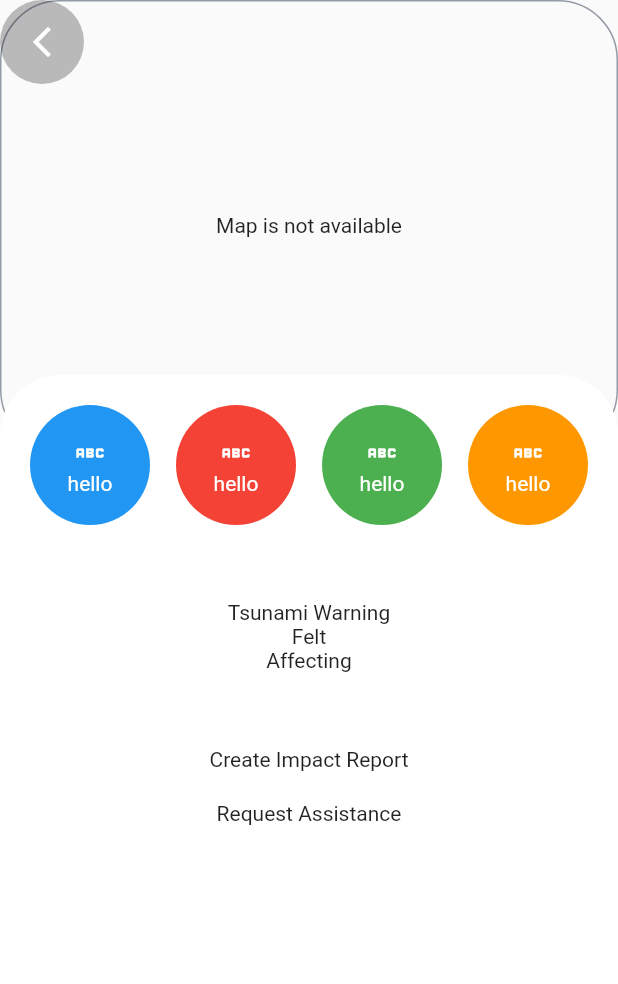
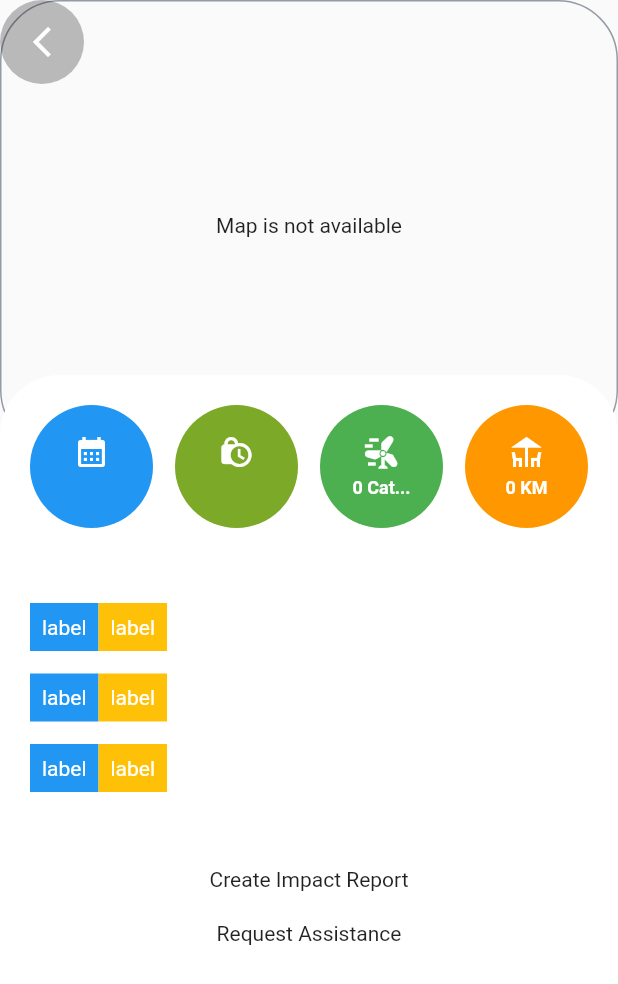
Before and after one commit to SPREP/tms-mobile, a Flutter app: the EventDetailsScreen screen opened directly with empty values, on a phone screen of 412 x 824 dp. Shown: the top 984 px of the screen. Run offline on Flutter 3.47's test engine with Material 2 defaults, Android fonts, the phone set to English and light mode, and no system bars; our stand-ins replace flutter_map, google_fonts, latlong2, shared_preferences, smooth_page_indicator and 2 more; missing offline and left inert: dart:ffi, humanitarian_icons, simple_ripple_animation; accounts and stored records are empty; generated files the repository leaves out were written again.

Commit message:
MAC-48: Code update for the event details page.

```diff
--- a/lib/models/event_model.dart
+++ b/lib/models/event_model.dart
@@ -1,7 +1,28 @@
 import 'dart:ffi';
 
 import 'package:flutter/material.dart';
-import 'package:macres/models/settings_model.dart';
+
+enum EventType {
+  earthquake,
+  cyclone,
+  tornado,
+  volcano,
+  tsunami,
+  flood,
+  fire,
+  bushfile
+}
+
+const eventTypeLabel = {
+  EventType.earthquake: 'Earthquake',
+  EventType.cyclone: 'Cyclone',
+  EventType.tornado: 'Tornado',
+  EventType.volcano: 'Volcano Eruption',
+  EventType.tsunami: 'TSunami',
+  EventType.fire: 'Fire',
+  EventType.flood: 'Flood',
+  EventType.bushfile: 'Bush Fire',
+};
 
 class EventModel {
   final int level;
--- a/lib/models/settings_model.dart
+++ b/lib/models/settings_model.dart
@@ -6,28 +6,6 @@ final formatter = DateFormat.yMd();
 enum Language { en, to }
 
 enum Location { tongatapu, haapai, vavau, niuafoou, niuatoputapu, eua }
-
-enum EventType {
-  earthquake,
-  cyclone,
-  tornado,
-  volcano,
-  tsunami,
-  flood,
-  fire,
-  bushfile
-}
-
-const eventTypeLabel = {
-  EventType.earthquake: 'Earthquake',
-  EventType.cyclone: 'Cyclone',
-  EventType.tornado: 'Tornado',
-  EventType.volcano: 'Volcano Eruption',
-  EventType.tsunami: 'TSunami',
-  EventType.fire: 'Fire',
-  EventType.flood: 'Flood',
-  EventType.bushfile: 'Bush Fire',
-};
 
 const locationLabel = {
   Location.tongatapu: "Tongatapu",
--- a/lib/screens/event_details_screen.dart
+++ b/lib/screens/event_details_screen.dart
@@ -117,49 +117,51 @@ class _EventDetailsScreenState extends State<EventDetailsScreen> {
                   children: [
                     roundContent(
                         const Icon(
-                          Icons.abc,
+                          Icons.calendar_month,
                           color: Colors.white,
                         ),
-                        const Text('hello'),
+                        Text(widget.eventModel.date.toString()),
                         Colors.blue),
                     const Spacer(),
                     roundContent(
                         const Icon(
-                          Icons.abc,
+                          Icons.lock_clock,
                           color: Colors.white,
                         ),
-                        const Text('hello'),
-                        Colors.red),
+                        Text(widget.eventModel.time.toString()),
+                        Color.fromARGB(255, 124, 169, 40)),
                     const Spacer(),
                     roundContent(
                       const Icon(
-                        Icons.abc,
+                        Icons.wind_power,
                         color: Colors.white,
                       ),
-                      const Text('hello'),
+                      Text("${widget.eventModel.category.toString()} Cat..."),
                       Colors.green,
                     ),
                     const Spacer(),
                     roundContent(
                         const Icon(
-                          Icons.abc,
+                          Icons.deck,
                           color: Colors.white,
                         ),
-                        const Text('hello'),
+                        Text("${widget.eventModel.km.toString()} KM"),
                         Colors.orange),
                   ],
                 ),
-                SizedBox(
+                const SizedBox(
                   height: 50,
                 ),
-                Text('Tsunami Warning'),
-                Text('Felt'),
-                Text('Affecting'),
-                SizedBox(
+                styleLabel(Text('Tsunami Warning'), Text('value')),
+                SizedBox(height: 15),
+                styleLabel(Text('Felt'), Text('value')),
+                SizedBox(height: 15),
+                styleLabel(Text('Affecting'), Text('value')),
+                const SizedBox(
                   height: 50,
                 ),
                 Text('Create Impact Report'),
-                SizedBox(
+                const SizedBox(
                   height: 20,
                 ),
                 Text('Request Assistance'),
@@ -171,12 +173,35 @@ class _EventDetailsScreenState extends State<EventDetailsScreen> {
     );
   }
 
+  Widget styleLabel(Text label, Text value) {
+    return Row(
+      children: [
+        Container(
+          padding: const EdgeInsets.all(8),
+          color: Colors.blue,
+          child: const Text(
+            'label',
+            style: TextStyle(color: Colors.white),
+          ),
+        ),
+        Container(
+          padding: const EdgeInsets.all(8),
+          color: Colors.amber,
+          child: const Text(
+            'label',
+            style: TextStyle(color: Colors.white),
+          ),
+        ),
+      ],
+    );
+  }
+
   Widget roundContent(Icon theIcon, Text theLabel, Color theColor) {
     return ClipOval(
       child: DefaultTextStyle.merge(
         child: Container(
-          width: 80,
-          height: 80,
+          width: 82,
+          height: 82,
           color: theColor,
           padding: const EdgeInsets.all(10),
           child: Column(
@@ -184,11 +209,15 @@ class _EventDetailsScreenState extends State<EventDetailsScreen> {
             crossAxisAlignment: CrossAxisAlignment.center,
             children: [
               theIcon,
+              const SizedBox(
+                height: 5,
+              ),
               theLabel,
             ],
           ),
         ),
-        style: const TextStyle(color: Colors.white),
+        style: const TextStyle(
+            color: Colors.white, fontWeight: FontWeight.bold, fontSize: 12),
       ),
     );
   }
--- a/lib/screens/event_screen.dart
+++ b/lib/screens/event_screen.dart
@@ -1,6 +1,5 @@
 import 'package:flutter/material.dart';
 import 'package:macres/models/event_model.dart';
-import 'package:macres/models/settings_model.dart';
 import 'package:macres/widgets/event_widget.dart';
 
 class EventScreen extends StatefulWidget {
@@ -59,6 +58,7 @@ class _EventScreen extends State<EventScreen> {
       'category': 5,
       'lat': -21.178989,
       'lon': -177.198242,
+      'km': 135,
     },
   ];
 
@@ -83,6 +83,7 @@ class _EventScreen extends State<EventScreen> {
                   depth: item['depth'],
                   lat: item['lat'],
                   lon: item['lon'],
+                  km: item['km'],
                 ),
               ),
           ],
--- a/lib/screens/tabs_screen.dart
+++ b/lib/screens/tabs_screen.dart
@@ -51,15 +51,18 @@ class _TabsScreenState extends State<TabsScreen> {
     }
 
     return Container(
-      decoration: const BoxDecoration(
+      decoration: _selectedPageIndex == 0
+          ? const BoxDecoration(
               image: DecorationImage(
                 image: AssetImage('assets/images/sunny_day.jpg'),
                 fit: BoxFit.cover,
               ),
-      ),
-      child: DefaultTabController(
-        length: 3,
+            )
+          : null,
       child: Scaffold(
+        backgroundColor: _selectedPageIndex == 0
+            ? const Color.fromARGB(0, 82, 38, 38)
+            : null,
         body: Container(
           padding: _selectedPageIndex == 0
               ? const EdgeInsets.only(
@@ -80,19 +83,10 @@ class _TabsScreenState extends State<TabsScreen> {
           systemOverlayStyle: const SystemUiOverlayStyle(
             statusBarBrightness: Brightness.light,
           ),
-            /*
-            bottom: const TabBar(
-              tabs: [
-                Tab(text: '24 HOURS'),
-                Tab(text: '5 DAYS'),
-                Tab(text: '16 DAYS')
-              ],
-            ),
-            */
         ),
         bottomNavigationBar: BottomNavigationBar(
           onTap: _selectPage,
-            backgroundColor: Color.fromARGB(255, 95, 94, 94),
+          backgroundColor: const Color.fromARGB(255, 95, 94, 94),
           unselectedItemColor: Colors.white54,
           selectedItemColor: Colors.white,
           type: BottomNavigationBarType.fixed,
@@ -117,7 +111,6 @@ class _TabsScreenState extends State<TabsScreen> {
           currentIndex: _selectedPageIndex,
         ),
       ),
-      ),
     );
   }
 }
```
Lines whose indentation alone changed are shown as unchanged.
